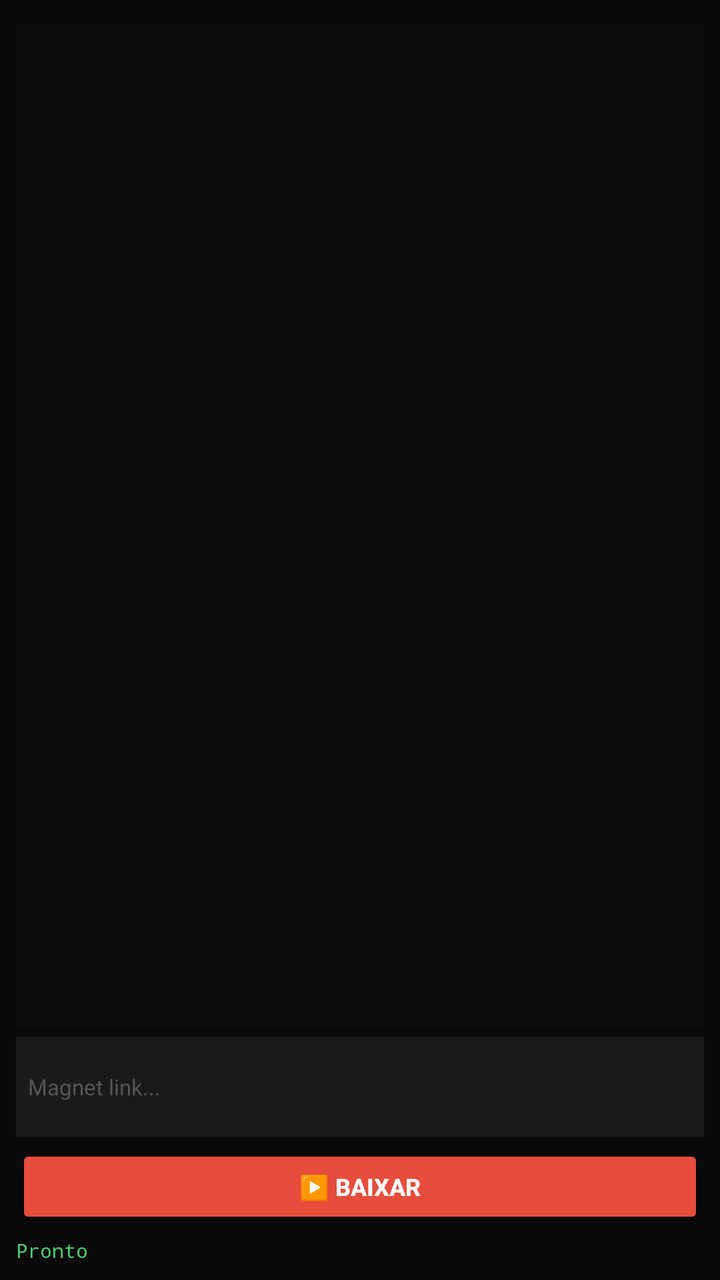
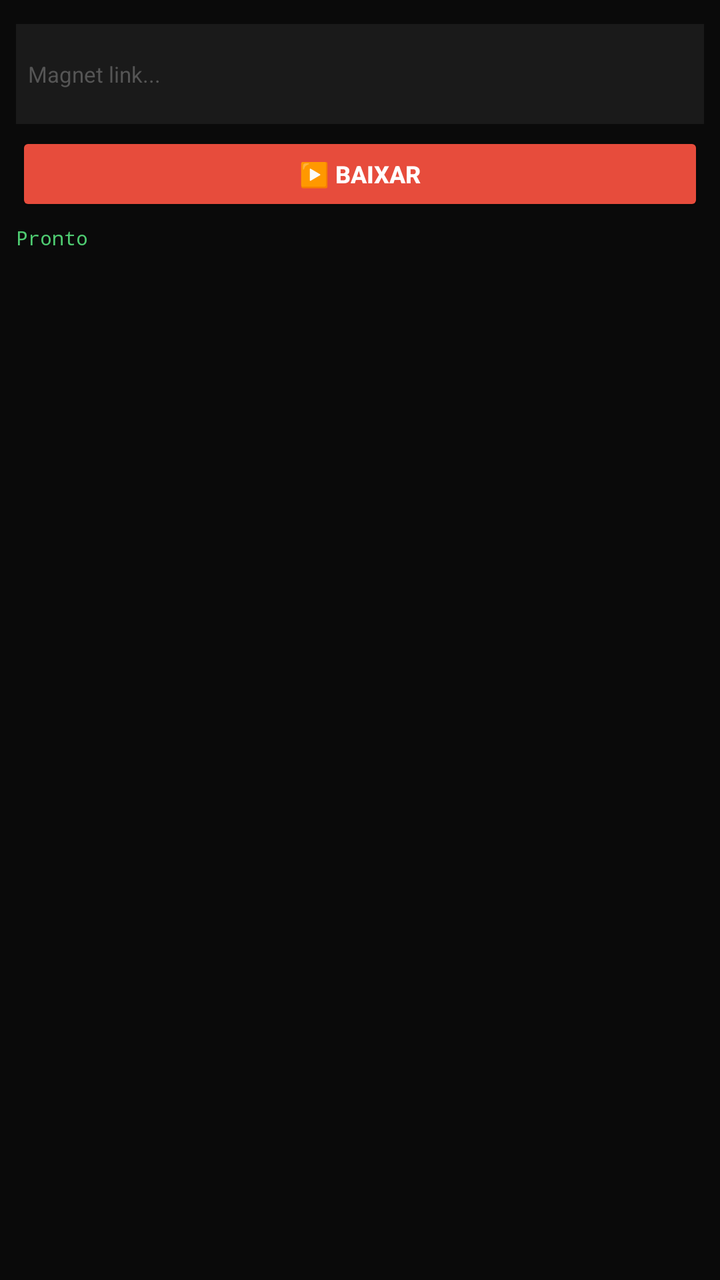

Screens rendered from an Android XML layout before and after an edit, with the pre-edit source and the edit as a unified diff.
<!-- AndroidManifest.xml: application theme Theme.AppCompat.NoActionBar -->
<!-- res/layout/activity_main.xml -->
<?xml version="1.0" encoding="utf-8"?>
<LinearLayout xmlns:android="http://schemas.android.com/apk/res/android"
    xmlns:app="http://schemas.android.com/apk/res-auto"
    android:layout_width="match_parent"
    android:layout_height="match_parent"
    android:orientation="vertical"
    android:background="#0a0a0a"
    android:gravity="center_horizontal"
    android:padding="8dp">
    
    <androidx.media3.ui.PlayerView
        android:id="@+id/player_view"
        android:layout_width="match_parent"
        android:layout_height="wrap_content"
        android:visibility="gone"
        app:show_buffering="when_playing"
        app:use_controller="true" />
    
    <FrameLayout
        android:id="@+id/loading_overlay"
        android:layout_width="match_parent"
        android:layout_height="150dp"
        android:visibility="gone"
        android:background="#1a1a1a">
        
        <LinearLayout
            android:layout_width="wrap_content"
            android:layout_height="wrap_content"
            android:layout_gravity="center"
            android:orientation="vertical"
            android:gravity="center">
            
            <ProgressBar
                android:id="@+id/spinner_bar"
                android:layout_width="40dp"
                android:layout_height="40dp"
                android:indeterminateTint="#e74c3c" />
            
            <TextView
                android:layout_width="wrap_content"
                android:layout_height="wrap_content"
                android:layout_marginTop="8dp"
                android:text="⏳ Carregando..."
                android:textColor="#e74c3c"
                android:textSize="14sp" />
        </LinearLayout>
    </FrameLayout>
    
    <ScrollView
        android:id="@+id/log_scroll"
        android:layout_width="match_parent"
        android:layout_height="0dp"
        android:layout_weight="1"
        android:background="#0d0d0d"
        android:padding="6dp"
        android:layout_marginTop="4dp">
        
        <TextView
            android:id="@+id/log_text"
            android:layout_width="match_parent"
            android:layout_height="wrap_content"
            android:textColor="#4ecb71"
            android:textSize="8sp"
            android:fontFamily="monospace" />
    </ScrollView>
    
    <LinearLayout
        android:layout_width="match_parent"
        android:layout_height="wrap_content"
        android:orientation="vertical"
        android:layout_marginTop="4dp">
        
        <EditText
            android:id="@+id/magnet_input"
            android:layout_width="match_parent"
            android:layout_height="50dp"
            android:background="#1a1a1a"
            android:hint="Magnet link..."
            android:textColorHint="#555"
            android:inputType="textMultiLine"
            android:padding="6dp"
            android:textColor="#fff"
            android:textSize="11sp" />
        
        <LinearLayout
            android:layout_width="match_parent"
            android:layout_height="wrap_content"
            android:orientation="horizontal"
            android:layout_marginTop="4dp">
            
            <Button
                android:id="@+id/btn_play"
                android:layout_width="0dp"
                android:layout_height="42dp"
                android:layout_weight="1"
                android:backgroundTint="#e74c3c"
                android:text="▶️ BAIXAR"
                android:textColor="#fff"
                android:textStyle="bold"
                android:textSize="12sp" />
            
            <Button
                android:id="@+id/btn_watch"
                android:layout_width="0dp"
                android:layout_height="42dp"
                android:layout_weight="1"
                android:layout_marginStart="4dp"
                android:backgroundTint="#4ecb71"
                android:text="🎬 ASSISTIR"
                android:textColor="#000"
                android:textStyle="bold"
                android:textSize="12sp"
                android:visibility="gone" />
            
            <Button
                android:id="@+id/btn_stop"
                android:layout_width="0dp"
                android:layout_height="42dp"
                android:layout_weight="1"
                android:layout_marginStart="4dp"
                android:backgroundTint="#555"
                android:text="⏹️ PARAR"
                android:textColor="#fff"
                android:textStyle="bold"
                android:textSize="12sp"
                android:visibility="gone" />
        </LinearLayout>
        
        <ProgressBar
            android:id="@+id/buffer_bar"
            style="?android:attr/progressBarStyleHorizontal"
            android:layout_width="match_parent"
            android:layout_height="4dp"
            android:layout_marginTop="4dp"
            android:progressTint="#e74c3c"
            android:visibility="gone" />
        
        <TextView
            android:id="@+id/status_text"
            android:layout_width="wrap_content"
            android:layout_height="wrap_content"
            android:layout_marginTop="4dp"
            android:text="Pronto"
            android:textColor="#4ecb71"
            android:textSize="10sp"
            android:fontFamily="monospace" />
    </LinearLayout>
    
</LinearLayout>
<!-- resources referenced by this layout -->
<resources>

</resources>

<!-- the commit's change to res/layout/activity_main.xml (unified diff, before → after) -->
@@ -45,24 +45,6 @@
                 android:textSize="14sp" />
         </LinearLayout>
     </FrameLayout>
-    
-    <ScrollView
-        android:id="@+id/log_scroll"
-        android:layout_width="match_parent"
-        android:layout_height="0dp"
-        android:layout_weight="1"
-        android:background="#0d0d0d"
-        android:padding="6dp"
-        android:layout_marginTop="4dp">
-        
-        <TextView
-            android:id="@+id/log_text"
-            android:layout_width="match_parent"
-            android:layout_height="wrap_content"
-            android:textColor="#4ecb71"
-            android:textSize="8sp"
-            android:fontFamily="monospace" />
-    </ScrollView>
     
     <LinearLayout
         android:layout_width="match_parent"
